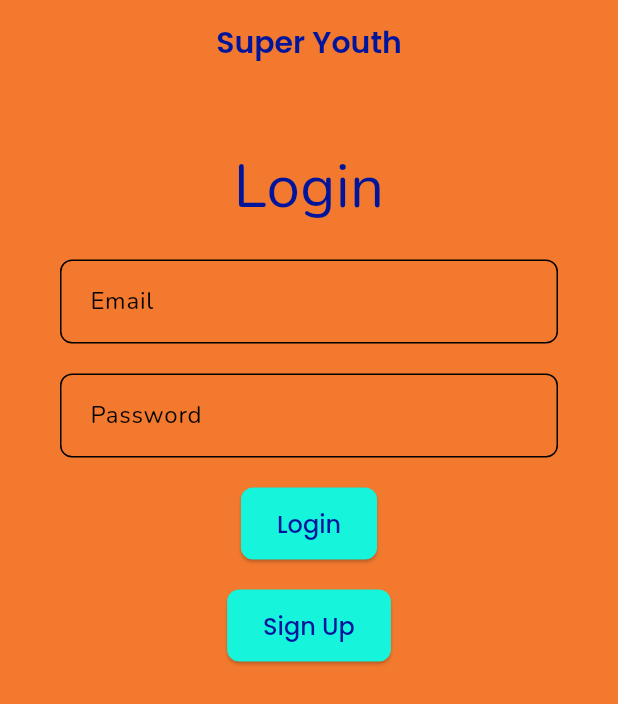
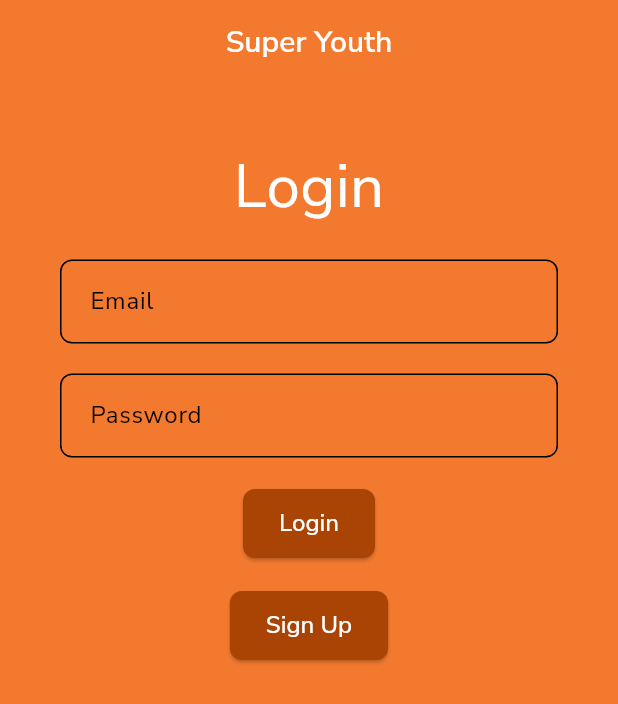
Before and after one commit to lxkedinh/super-youth, a Flutter app: the screen it shows after launch, on a phone screen of 412 x 824 dp. Shown: the top 704 px of the screen. Run offline on Flutter 3.47's test engine with Material 3 defaults, Android fonts, the phone set to English and light mode, and no system bars; our stand-ins replace cloud_firestore, firebase_auth, firebase_core, flutter_dotenv, go_router, google_fonts; missing offline and left inert: chat_gpt_sdk; accounts and stored records are empty.

Commit message:
chore: adjusted theme

```diff
--- a/lib/config/theme.dart
+++ b/lib/config/theme.dart
@@ -3,7 +3,7 @@ import 'package:google_fonts/google_fonts.dart';
 
 class AppTheme {
   // Color Scheme
-  static const primaryColor = Color(0xFF16F5DB);
+  static const primaryColor = Color(0xFFAA4405);
   static const secondaryColor = Color(0xFF03A9F4);
   static const accentColor = Color(0xFF00BCD4);
   static const backgroundColor = Color(0xFFF3792E);
@@ -11,7 +11,7 @@ class AppTheme {
   static const errorColor = Color(0xFF981E1E);
   static const successColor = Color(0xFF4CAF50);
   static const warningColor = Color(0xFFFFA000);
-  static const textColor = Color(0xFF00159C);
+  static const textColor = Colors.white;
 
   static ThemeData get lightTheme {
     return ThemeData(
@@ -22,13 +22,17 @@ class AppTheme {
         surface: surfaceColor,
         error: errorColor,
       ),
-      textTheme: GoogleFonts.nunitoTextTheme().apply(bodyColor: textColor),
+      textTheme: GoogleFonts.nunitoSansTextTheme().apply(
+        bodyColor: textColor,
+        displayColor: textColor,
+      ),
       appBarTheme: AppBarTheme(
+        iconTheme: const IconThemeData(color: textColor, size: 28),
         backgroundColor: backgroundColor,
         foregroundColor: Colors.black87,
         elevation: 0,
         centerTitle: true,
-        titleTextStyle: GoogleFonts.poppins(
+        titleTextStyle: GoogleFonts.nunitoSans(
           fontSize: 20,
           fontWeight: FontWeight.w600,
           color: textColor,
@@ -45,13 +49,14 @@ class AppTheme {
           foregroundColor: textColor,
           padding: const EdgeInsets.symmetric(horizontal: 24, vertical: 12),
           shape: RoundedRectangleBorder(borderRadius: BorderRadius.circular(8)),
-          textStyle: GoogleFonts.poppins(
+          textStyle: GoogleFonts.nunitoSans(
             fontSize: 16,
             fontWeight: FontWeight.w500,
           ),
         ),
       ),
       inputDecorationTheme: InputDecorationTheme(
+        filled: false,
         fillColor: surfaceColor,
         border: OutlineInputBorder(
           borderRadius: BorderRadius.circular(8),
@@ -77,13 +82,13 @@ class AppTheme {
       textButtonTheme: TextButtonThemeData(
         style: TextButton.styleFrom(
           foregroundColor: primaryColor,
-          textStyle: GoogleFonts.nunito(
+          textStyle: GoogleFonts.nunitoSans(
             fontSize: 16,
             fontWeight: FontWeight.w500,
           ),
         ),
       ),
-      iconTheme: const IconThemeData(color: Colors.black87, size: 24),
+      iconTheme: const IconThemeData(color: textColor, size: 28),
       scaffoldBackgroundColor: backgroundColor,
     );
   }
```
